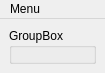
Above: gui/switch/ui_switch_gui.ui from Ulm-IQO/qudi before the change. Below: the same form after it.
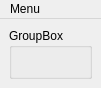
That is the form after the change. Icons and pictures are not drawn.

Commit message: Basic watchdog control introduced in GUI menu.

Diff of the .ui file:
```diff
--- a/gui/switch/ui_switch_gui.ui
+++ b/gui/switch/ui_switch_gui.ui
@@ -6,8 +6,8 @@
    <rect>
     <x>0</x>
     <y>0</y>
-    <width>105</width>
-    <height>73</height>
+    <width>94</width>
+    <height>88</height>
    </rect>
   </property>
   <property name="windowTitle">
@@ -29,8 +29,8 @@
     <rect>
      <x>0</x>
      <y>0</y>
-     <width>105</width>
-     <height>25</height>
+     <width>94</width>
+     <height>21</height>
     </rect>
    </property>
    <widget class="QMenu" name="menuMenu">
```
Left out of the diff: 13 changed lines with no effect on the pictures. The commit also changes 3 other files.
